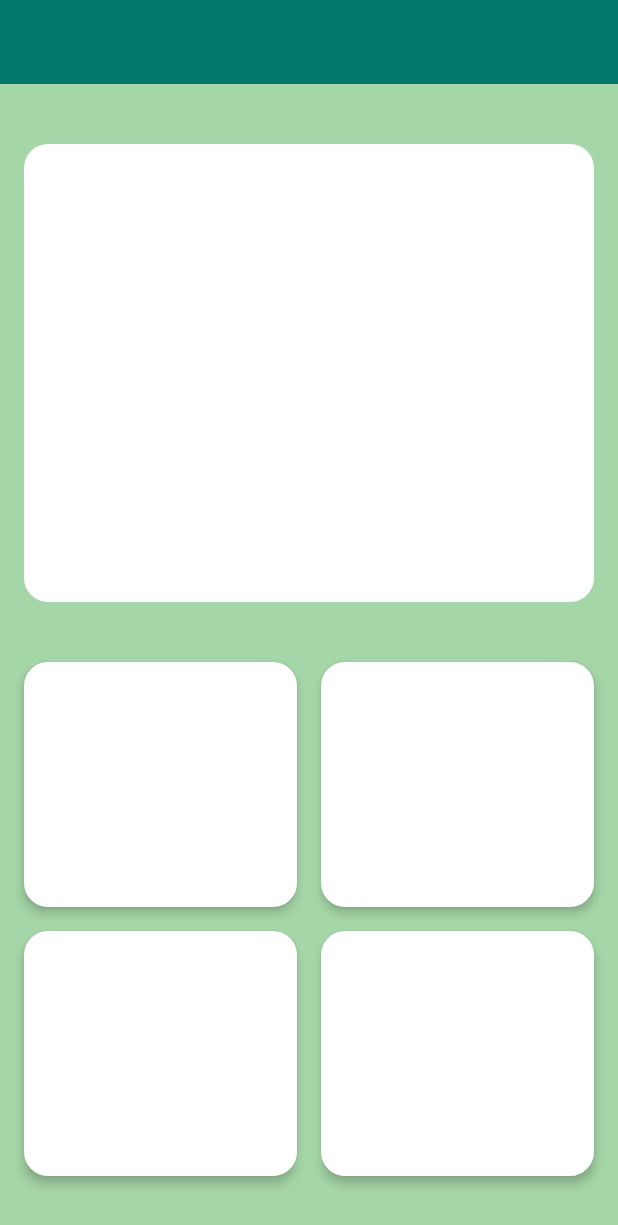
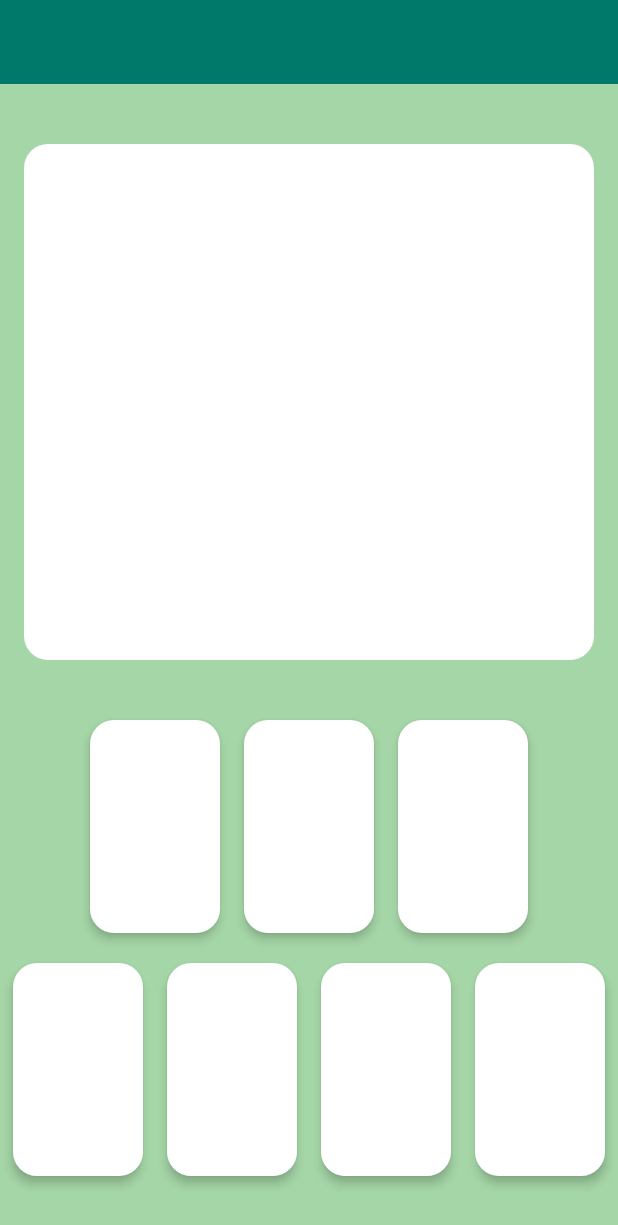
Before and after one commit to TakahiroSuzuki044/NoteLesson, an Android app: the GamePlayingFragment screen opened directly, with no data from a screen before it, on a phone screen of 412 x 824 dp. Shown: the top 1225 px of the screen. Run offline under Robolectric (Android 15) with nearby library versions, the phone set to English and light mode, and no system bars; our stand-ins replace data binding; 13 statements that could not run were skipped.

Commit message:
ゲーム中画面の選択肢をすべて表示するように変更

```diff
--- a/app/src/main/java/com/tachisatok/notelesson/view/game/GamePlayingFragment.kt
+++ b/app/src/main/java/com/tachisatok/notelesson/view/game/GamePlayingFragment.kt
@@ -4,15 +4,22 @@ import android.os.Bundle
 import android.view.LayoutInflater
 import android.view.View
 import android.view.ViewGroup
+import android.view.ViewTreeObserver
+import android.widget.FrameLayout
 import androidx.databinding.DataBindingUtil
 import androidx.fragment.app.Fragment
 import com.tachisatok.notelesson.R
 import com.tachisatok.notelesson.databinding.GamePlayingFragmentBinding
 import com.tachisatok.notelesson.view.select.RangeSelectHorizontalItemData
+import kotlinx.android.synthetic.main.game_playing_fragment.*
 
 class GamePlayingFragment : Fragment(), GamePlayingViewModel.GameEndCallback {
 
     private val itemData by lazy { (arguments?.getSerializable(ARGS_KEY_ITEM_DATA) as RangeSelectHorizontalItemData) }
+
+    private val TAG: String = GamePlayingFragment::class.java.simpleName
+
+    private lateinit var globalLayoutListener: ViewTreeObserver.OnGlobalLayoutListener
 
     override fun onCreateView(
         inflater: LayoutInflater,
@@ -28,14 +35,41 @@ class GamePlayingFragment : Fragment(), GamePlayingViewModel.GameEndCallback {
             itemData.fClefScaleRange
         )
 
+        globalLayoutListener = ViewTreeObserver.OnGlobalLayoutListener {
+            val rootView = view
+            if (rootView != null) {
+                val width = rootView.width / 4
+                setAnswerWidth(game_playing_fragment_answer_layout_a, width)
+                setAnswerWidth(game_playing_fragment_answer_layout_b, width)
+                setAnswerWidth(game_playing_fragment_answer_layout_c, width)
+                setAnswerWidth(game_playing_fragment_answer_layout_d, width)
+                setAnswerWidth(game_playing_fragment_answer_layout_e, width)
+                setAnswerWidth(game_playing_fragment_answer_layout_f, width)
+                setAnswerWidth(game_playing_fragment_answer_layout_g, width)
+
+                binding.root.viewTreeObserver.removeOnGlobalLayoutListener(globalLayoutListener)
+            }
+        }
+
+        binding.root.viewTreeObserver.addOnGlobalLayoutListener(globalLayoutListener)
+
         return binding.root
     }
 
     override fun onFinish(correctCount: Int) {
         fragmentManager?.beginTransaction()?.apply {
-            replace(R.id.game_activity_content, GameResultFragment.getInstance(itemData, correctCount))
+            replace(
+                R.id.game_activity_content,
+                GameResultFragment.getInstance(itemData, correctCount)
+            )
             commit()
         }
+    }
+
+    private fun setAnswerWidth(frameLayout: FrameLayout, width: Int) {
+        val params = frameLayout.layoutParams
+        params.width = width
+        frameLayout.layoutParams = params
     }
 
     companion object {
--- a/app/src/main/java/com/tachisatok/notelesson/view/game/GamePlayingViewModel.kt
+++ b/app/src/main/java/com/tachisatok/notelesson/view/game/GamePlayingViewModel.kt
@@ -55,40 +55,11 @@ class GamePlayingViewModel(
             notifyPropertyChanged(BR.timeCountStr)
         }
 
-    @get:Bindable
-    var answerChoiceScale1: Scale? = null
-        set(value) {
-            field = value
-            notifyPropertyChanged(BR.answerChoiceScale1)
-        }
-
-    @get:Bindable
-    var answerChoiceScale2: Scale? = null
-        set(value) {
-            field = value
-            notifyPropertyChanged(BR.answerChoiceScale2)
-        }
-
-    @get:Bindable
-    var answerChoiceScale3: Scale? = null
-        set(value) {
-            field = value
-            notifyPropertyChanged(BR.answerChoiceScale3)
-        }
-
-    @get:Bindable
-    var answerChoiceScale4: Scale? = null
-        set(value) {
-            field = value
-            notifyPropertyChanged(BR.answerChoiceScale4)
-        }
-
     private val gameTimer = GameTimer(this, COUNT_DOWN_TIME)
 
     init {
         // 出題
         questionScale = gameScaleGenerator.getScale()
-        setChoice(questionScale)
         questionImageRes.set(questionScale.imageRes)
         gameTimer.start()
     }
@@ -106,9 +77,8 @@ class GamePlayingViewModel(
      * 回答
      */
     fun onClickAnswer(view: View) {
-        if (view.tag == questionScale) {
+        if (view.tag == questionScale.noteName) {
             questionScale = gameScaleGenerator.getScale()
-            setChoice(questionScale)
             questionImageRes.set(questionScale.imageRes)
             correctCount++
             correctCountStr = correctCount.toString()
@@ -118,27 +88,6 @@ class GamePlayingViewModel(
         }
     }
 
-    /**
-     * 選択肢を設定する
-     *
-     * @param questionScale 出題の正解
-     */
-    private fun setChoice(questionScale: Scale) {
-        val choiceData = gameScaleGenerator.getChoice(questionScale)
-        val choiceList =
-            mutableListOf(
-                questionScale,
-                choiceData.first,
-                choiceData.second,
-                choiceData.third
-            )
-                .shuffled()
-
-        answerChoiceScale1 = choiceList[0]
-        answerChoiceScale2 = choiceList[1]
-        answerChoiceScale3 = choiceList[2]
-        answerChoiceScale4 = choiceList[3]
-    }
 
     interface GameEndCallback {
         /**
--- a/app/src/main/java/com/tachisatok/notelesson/view/game/GameScaleGenerator.kt
+++ b/app/src/main/java/com/tachisatok/notelesson/view/game/GameScaleGenerator.kt
@@ -1,6 +1,5 @@
 package com.tachisatok.notelesson.view.game
 
-import com.tachisatok.notelesson.constant.NoteName
 import com.tachisatok.notelesson.constant.Scale
 import com.tachisatok.notelesson.constant.ScaleRange
 
@@ -49,23 +48,6 @@ class GameScaleGenerator(
     }
 
     /**
-     * 出題する選択肢を返却する
-     *
-     * @param target 問題の正解
-     */
-    fun getChoice(target: Scale): ChoiceData {
-        val choiceNoteList = NoteName.values()
-            .filter { it != target.noteName }
-            .shuffled()
-
-        return ChoiceData(
-            Scale.of(target.clef, choiceNoteList[0]),
-            Scale.of(target.clef, choiceNoteList[1]),
-            Scale.of(target.clef, choiceNoteList[2])
-        )
-    }
-
-    /**
      * 操作用の音階を返却する
      */
     private fun getCopyScale(): Scale {
--- a/app/src/main/res/layout/game_playing_answer_layout.xml
+++ b/app/src/main/res/layout/game_playing_answer_layout.xml
@@ -10,8 +10,8 @@
             type="com.tachisatok.notelesson.view.game.GamePlayingViewModel"/>
 
         <variable
-            name="scale"
-            type="com.tachisatok.notelesson.constant.Scale"/>
+            name="noteName"
+            type="com.tachisatok.notelesson.constant.NoteName"/>
     </data>
 
     <FrameLayout
@@ -23,14 +23,14 @@
         android:focusable="true"
         android:onClick="@{(view) -> viewModel.onClickAnswer(view)}"
         android:stateListAnimator="@animator/rise_button_layout"
-        android:tag="@{scale}">
+        android:tag="@{noteName}">
 
         <TextView
             style="@style/large_text"
             android:layout_width="wrap_content"
             android:layout_height="wrap_content"
             android:layout_gravity="center"
-            android:text="@{scale.noteName.characters.getString(context)}"
+            android:text="@{noteName.characters.getString(context)}"
             tools:text="@string/c"/>
 
     </FrameLayout>
--- a/app/src/main/res/layout/game_playing_fragment.xml
+++ b/app/src/main/res/layout/game_playing_fragment.xml
@@ -8,6 +8,10 @@
         <variable
             name="characters"
             type="com.tachisatok.notelesson.constant.Characters"/>
+
+        <variable
+            name="noteName"
+            type="com.tachisatok.notelesson.constant.NoteName"/>
 
         <variable
             name="viewModel"
@@ -106,101 +110,146 @@
 
             </FrameLayout>
 
-            <TableLayout
+            <LinearLayout
                 android:layout_width="match_parent"
                 android:layout_height="0dp"
-                android:layout_weight="0.55"
+                android:layout_weight="0.225"
                 android:clipChildren="false"
                 android:clipToPadding="false"
+                android:gravity="center_horizontal"
+                android:orientation="horizontal"
                 android:paddingStart="16dp"
                 android:paddingTop="40dp"
                 android:paddingEnd="16dp"
-                android:paddingBottom="40dp">
-
-                <TableRow
-                    android:layout_width="0dp"
-                    android:layout_height="match_parent"
-                    android:layout_weight="1"
-                    android:clipChildren="false"
-                    android:clipToPadding="false">
+                android:paddingBottom="10dp">
 
                 <FrameLayout
-                        android:layout_width="0dp"
+                    android:id="@+id/game_playing_fragment_answer_layout_d"
+                    android:layout_width="wrap_content"
                     android:layout_height="match_parent"
-                        android:layout_weight="1"
                     android:clipChildren="false"
                     android:clipToPadding="false"
-                        android:paddingEnd="@dimen/center_answer_padding"
-                        android:paddingBottom="@dimen/center_answer_padding">
+                    android:paddingRight="@dimen/center_answer_padding"
+                    android:paddingLeft="@dimen/center_answer_padding">
 
                     <include
                         layout="@layout/game_playing_answer_layout"
-                            android:clipChildren="false"
-                            app:scale="@{viewModel.answerChoiceScale1}"
+                        app:noteName="@{noteName.D}"
                         app:viewModel="@{viewModel}"/>
 
                 </FrameLayout>
 
                 <FrameLayout
-                        android:layout_width="0dp"
+                    android:id="@+id/game_playing_fragment_answer_layout_f"
+                    android:layout_width="wrap_content"
                     android:layout_height="match_parent"
-                        android:layout_weight="1"
                     android:clipChildren="false"
                     android:clipToPadding="false"
-                        android:paddingStart="@dimen/center_answer_padding"
-                        android:paddingBottom="@dimen/center_answer_padding">
+                    android:paddingRight="@dimen/center_answer_padding"
+                    android:paddingLeft="@dimen/center_answer_padding">
 
                     <include
                         layout="@layout/game_playing_answer_layout"
-                            app:scale="@{viewModel.answerChoiceScale2}"
-                            app:viewModel="@{viewModel}"/>
-
-                    </FrameLayout>
-
-                </TableRow>
-
-                <TableRow
-                    android:layout_width="0dp"
-                    android:layout_height="match_parent"
-                    android:layout_weight="1"
-                    android:clipChildren="false"
-                    android:clipToPadding="false">
-
-                    <FrameLayout
-                        android:layout_width="0dp"
-                        android:layout_height="match_parent"
-                        android:layout_weight="1"
-                        android:clipChildren="false"
-                        android:clipToPadding="false"
-                        android:paddingTop="@dimen/center_answer_padding"
-                        android:paddingEnd="@dimen/center_answer_padding">
-
-                        <include
-                            layout="@layout/game_playing_answer_layout"
-                            app:scale="@{viewModel.answerChoiceScale3}"
+                        app:noteName="@{noteName.F}"
                         app:viewModel="@{viewModel}"/>
 
                 </FrameLayout>
 
                 <FrameLayout
-                        android:layout_width="0dp"
+                    android:id="@+id/game_playing_fragment_answer_layout_a"
+                    android:layout_width="wrap_content"
                     android:layout_height="match_parent"
-                        android:layout_weight="1"
                     android:clipChildren="false"
                     android:clipToPadding="false"
-                        android:paddingStart="@dimen/center_answer_padding"
-                        android:paddingTop="@dimen/center_answer_padding">
+                    android:paddingRight="@dimen/center_answer_padding"
+                    android:paddingLeft="@dimen/center_answer_padding">
 
                     <include
                         layout="@layout/game_playing_answer_layout"
-                            app:scale="@{viewModel.answerChoiceScale4}"
+                        app:noteName="@{noteName.A}"
+                        app:viewModel="@{viewModel}"/>
+
+                </FrameLayout>
+            </LinearLayout>
+
+            <LinearLayout
+                android:layout_width="match_parent"
+                android:layout_height="0dp"
+                android:layout_weight="0.225"
+                android:clipChildren="false"
+                android:clipToPadding="false"
+                android:gravity="center_horizontal"
+                android:orientation="horizontal"
+                android:paddingStart="16dp"
+                android:paddingTop="10dp"
+                android:paddingEnd="16dp"
+                android:paddingBottom="40dp">
+
+                <FrameLayout
+                    android:id="@+id/game_playing_fragment_answer_layout_c"
+                    android:layout_width="wrap_content"
+                    android:layout_height="match_parent"
+                    android:clipChildren="false"
+                    android:clipToPadding="false"
+                    android:paddingRight="@dimen/center_answer_padding"
+                    android:paddingLeft="@dimen/center_answer_padding">
+
+                    <include
+                        layout="@layout/game_playing_answer_layout"
+                        app:noteName="@{noteName.C}"
                         app:viewModel="@{viewModel}"/>
 
                 </FrameLayout>
 
-                </TableRow>
+                <FrameLayout
+                    android:id="@+id/game_playing_fragment_answer_layout_e"
+                    android:layout_width="wrap_content"
+                    android:layout_height="match_parent"
+                    android:clipChildren="false"
+                    android:clipToPadding="false"
+                    android:paddingRight="@dimen/center_answer_padding"
+                    android:paddingLeft="@dimen/center_answer_padding">
 
-            </TableLayout>
+                    <include
+                        layout="@layout/game_playing_answer_layout"
+                        app:noteName="@{noteName.E}"
+                        app:viewModel="@{viewModel}"/>
+
+                </FrameLayout>
+
+                <FrameLayout
+                    android:id="@+id/game_playing_fragment_answer_layout_g"
+                    android:layout_width="wrap_content"
+                    android:layout_height="match_parent"
+                    android:clipChildren="false"
+                    android:clipToPadding="false"
+                    android:paddingRight="@dimen/center_answer_padding"
+                    android:paddingLeft="@dimen/center_answer_padding">
+
+                    <include
+                        layout="@layout/game_playing_answer_layout"
+                        app:noteName="@{noteName.G}"
+                        app:viewModel="@{viewModel}"/>
+
+                </FrameLayout>
+
+                <FrameLayout
+                    android:id="@+id/game_playing_fragment_answer_layout_b"
+                    android:layout_width="wrap_content"
+                    android:layout_height="match_parent"
+                    android:clipChildren="false"
+                    android:clipToPadding="false"
+                    android:paddingRight="@dimen/center_answer_padding"
+                    android:paddingLeft="@dimen/center_answer_padding">
+
+                    <include
+                        layout="@layout/game_playing_answer_layout"
+                        app:noteName="@{noteName.B}"
+                        app:viewModel="@{viewModel}"/>
+
+                </FrameLayout>
+
+            </LinearLayout>
 
         </LinearLayout>
 
```
Lines whose indentation alone changed are shown as unchanged.
